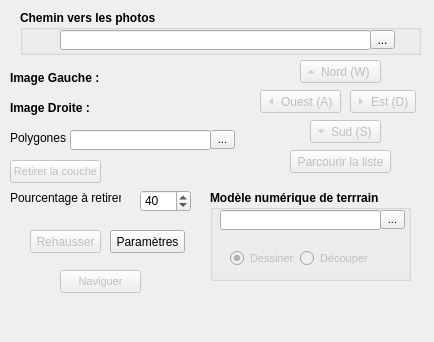
The window that src/ui-optionWindow.ui (Direction-des-inventaires-forestiers/StereoPhoto) describes before a commit, drawn with Qt 5.
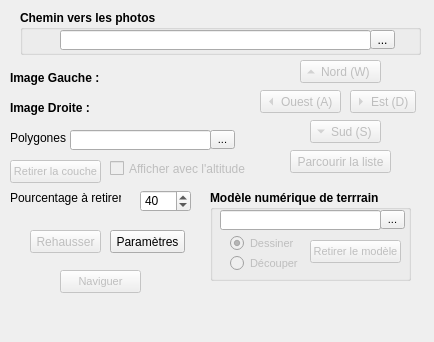
The same window after the commit.

What changed in the file:
```diff
--- a/src/ui-optionWindow.ui
+++ b/src/ui-optionWindow.ui
@@ -377,7 +377,7 @@
      <property name="geometry">
       <rect>
        <x>20</x>
-       <y>60</y>
+       <y>45</y>
        <width>71</width>
        <height>17</height>
       </rect>
@@ -402,8 +402,8 @@
      </property>
      <property name="geometry">
       <rect>
-       <x>90</x>
-       <y>60</y>
+       <x>20</x>
+       <y>65</y>
        <width>81</width>
        <height>17</height>
       </rect>
@@ -462,6 +462,29 @@
       <bool>true</bool>
      </property>
     </widget>
+    <widget class="QPushButton" name="pushButtonRemoveMNT">
+     <property name="enabled">
+      <bool>false</bool>
+     </property>
+     <property name="geometry">
+      <rect>
+       <x>100</x>
+       <y>50</y>
+       <width>91</width>
+       <height>23</height>
+      </rect>
+     </property>
+     <property name="font">
+      <font>
+       <pointsize>8</pointsize>
+       <weight>50</weight>
+       <bold>false</bold>
+      </font>
+     </property>
+     <property name="text">
+      <string>Retirer le modèle</string>
+     </property>
+    </widget>
    </widget>
    <widget class="QPushButton" name="pushButtonOpenParam">
     <property name="geometry">
@@ -540,6 +563,22 @@
      <string>Image Droite :</string>
     </property>
    </widget>
+   <widget class="QCheckBox" name="checkBoxUseLayerZ">
+    <property name="enabled">
+     <bool>false</bool>
+    </property>
+    <property name="geometry">
+     <rect>
+      <x>110</x>
+      <y>160</y>
+      <width>141</width>
+      <height>17</height>
+     </rect>
+    </property>
+    <property name="text">
+     <string>Afficher avec l'altitude</string>
+    </property>
+   </widget>
   </widget>
  </widget>
  <resources/>
```
